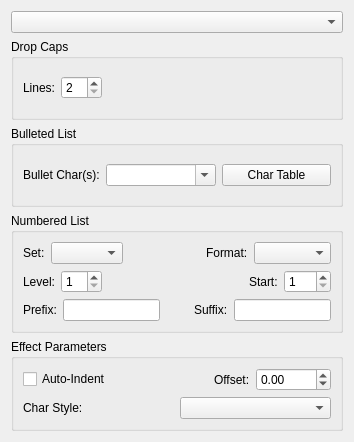
Above: scribus/ui/propertywidget_pareffectbase.ui from nitramr/scribus before the change. Below: the same form after it.
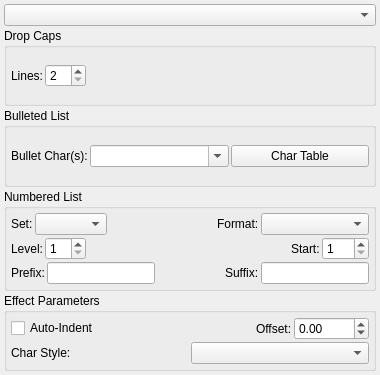
That is the form after the change. Custom widgets are drawn as their Qt base class.

Patch:
```diff
--- a/scribus/ui/propertywidget_pareffectbase.ui
+++ b/scribus/ui/propertywidget_pareffectbase.ui
@@ -6,14 +6,47 @@
    <rect>
     <x>0</x>
     <y>0</y>
-    <width>354</width>
-    <height>442</height>
+    <width>380</width>
+    <height>375</height>
    </rect>
   </property>
+  <property name="sizePolicy">
+   <sizepolicy hsizetype="MinimumExpanding" vsizetype="MinimumExpanding">
+    <horstretch>0</horstretch>
+    <verstretch>0</verstretch>
+   </sizepolicy>
+  </property>
+  <property name="minimumSize">
+   <size>
+    <width>380</width>
+    <height>0</height>
+   </size>
+  </property>
+  <property name="maximumSize">
+   <size>
+    <width>427</width>
+    <height>16777215</height>
+   </size>
+  </property>
   <property name="windowTitle">
    <string notr="true">Form</string>
   </property>
   <layout class="QVBoxLayout" name="verticalLayout">
+   <property name="spacing">
+    <number>2</number>
+   </property>
+   <property name="leftMargin">
+    <number>4</number>
+   </property>
+   <property name="topMargin">
+    <number>4</number>
+   </property>
+   <property name="rightMargin">
+    <number>4</number>
+   </property>
+   <property name="bottomMargin">
+    <number>4</number>
+   </property>
    <item>
     <widget class="QComboBox" name="peCombo"/>
    </item>
@@ -23,6 +56,21 @@
       <string>Drop Caps</string>
      </property>
      <layout class="QHBoxLayout" name="horizontalLayout">
+      <property name="spacing">
+       <number>2</number>
+      </property>
+      <property name="leftMargin">
+       <number>4</number>
+      </property>
+      <property name="topMargin">
+       <number>4</number>
+      </property>
+      <property name="rightMargin">
+       <number>4</number>
+      </property>
+      <property name="bottomMargin">
+       <number>4</number>
+      </property>
       <item>
        <widget class="QLabel" name="dropCapLinesLabel">
         <property name="toolTip">
@@ -62,6 +110,21 @@
       <string>Bulleted List</string>
      </property>
      <layout class="QGridLayout" name="gridLayout_3">
+      <property name="leftMargin">
+       <number>4</number>
+      </property>
+      <property name="topMargin">
+       <number>4</number>
+      </property>
+      <property name="rightMargin">
+       <number>4</number>
+      </property>
+      <property name="bottomMargin">
+       <number>4</number>
+      </property>
+      <property name="spacing">
+       <number>2</number>
+      </property>
       <item row="0" column="1">
        <widget class="QComboBox" name="bulletStrEdit">
         <property name="sizePolicy">
@@ -119,8 +182,26 @@
       <string>Numbered List</string>
      </property>
      <layout class="QGridLayout" name="gridLayout_2">
+      <property name="leftMargin">
+       <number>4</number>
+      </property>
+      <property name="topMargin">
+       <number>4</number>
+      </property>
+      <property name="rightMargin">
+       <number>4</number>
+      </property>
+      <property name="bottomMargin">
+       <number>4</number>
+      </property>
+      <property name="spacing">
+       <number>2</number>
+      </property>
       <item row="3" column="0" colspan="2">
        <layout class="QHBoxLayout" name="horizontalLayout_2">
+        <property name="spacing">
+         <number>2</number>
+        </property>
         <item>
          <widget class="QLabel" name="numLevelLabel">
           <property name="text">
@@ -172,6 +253,9 @@
       </item>
       <item row="0" column="0" colspan="2">
        <layout class="QHBoxLayout" name="horizontalLayout_3">
+        <property name="spacing">
+         <number>2</number>
+        </property>
         <item>
          <widget class="QLabel" name="numComboLabel">
           <property name="text">
@@ -223,6 +307,9 @@
       </item>
       <item row="4" column="0" colspan="2">
        <layout class="QHBoxLayout" name="horizontalLayout_4">
+        <property name="spacing">
+         <number>2</number>
+        </property>
         <item>
          <widget class="QLabel" name="numPrefixLabel">
           <property name="text">
@@ -273,6 +360,21 @@
       <string>Effect Parameters</string>
      </property>
      <layout class="QGridLayout" name="gridLayout_4">
+      <property name="leftMargin">
+       <number>4</number>
+      </property>
+      <property name="topMargin">
+       <number>4</number>
+      </property>
+      <property name="rightMargin">
+       <number>4</number>
+      </property>
+      <property name="bottomMargin">
+       <number>4</number>
+      </property>
+      <property name="spacing">
+       <number>2</number>
+      </property>
       <item row="6" column="0">
        <widget class="QLabel" name="peCharStyleLabel">
         <property name="text">
@@ -292,6 +394,9 @@
       </item>
       <item row="1" column="0" colspan="2">
        <layout class="QHBoxLayout" name="horizontalLayout_5">
+        <property name="spacing">
+         <number>2</number>
+        </property>
         <item>
          <widget class="QCheckBox" name="peIndent">
           <property name="text">
```
